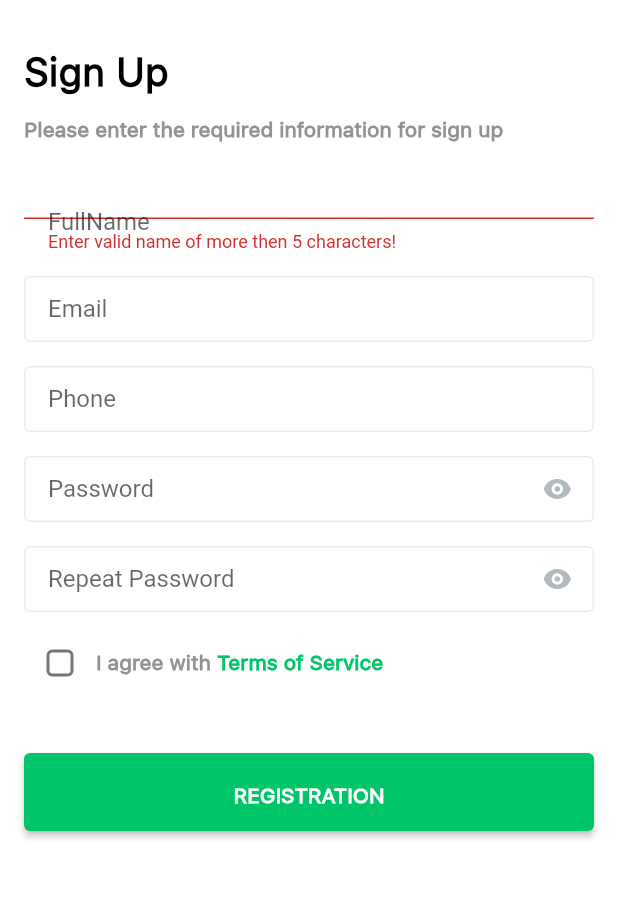
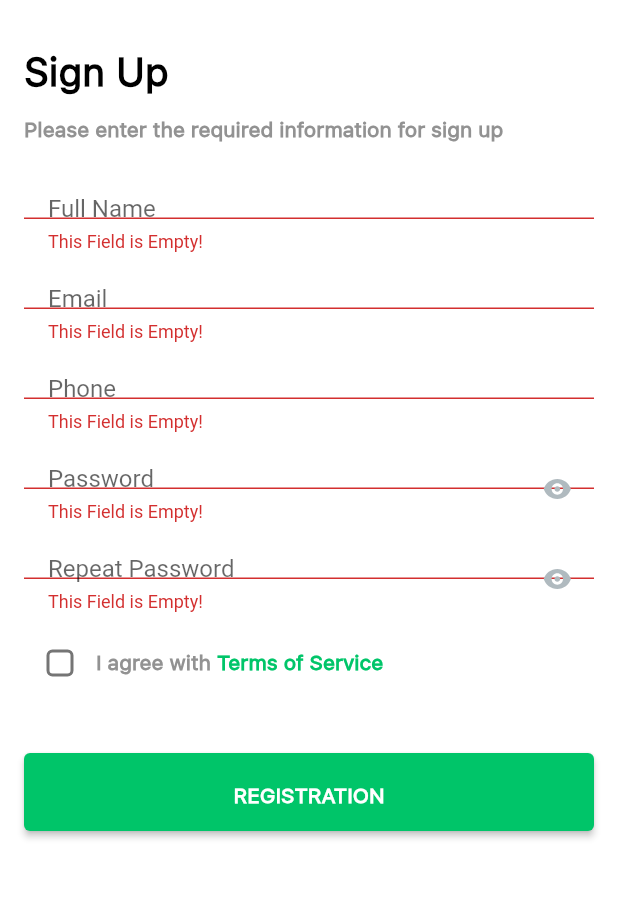
Before and after one commit to pascariandrei/PAM_Lab4, a Flutter app: the SignUpPage screen opened directly, after a tap on "REGISTRATION", on a phone screen of 412 x 824 dp, the part 108-1007 px from its top. Run offline on Flutter 3.47's test engine with Material 2 defaults, Android fonts, the phone set to English and light mode, and no system bars; our stand-ins replace dio, either_dart, email_validator, flutter_svg, get.

Commit message:
implemented login, register

```diff
--- a/lib/controllers/register_controller.dart
+++ b/lib/controllers/register_controller.dart
@@ -1,12 +1,7 @@
+import 'package:either_dart/either.dart';
 import 'package:flutter/cupertino.dart';
-import 'package:flutter/services.dart';
-import 'package:flutter_shop/controllers/sign_up_controller.dart';
-import 'package:flutter_shop/models/categories.dart';
-import 'package:flutter_shop/models/products.dart';
-import 'package:flutter_shop/models/registration_post.dart';
+import 'package:flutter_shop/controllers/api_client_controller.dart';
 import 'package:get/get.dart';
-import 'dart:convert';
-import 'dart:async';
 
 class RegController extends GetxController {
   final fullnameController = TextEditingController();
@@ -17,13 +12,21 @@ class RegController extends GetxController {
 
   bool isEqual = false;
   bool isEmty = true;
+  bool isEmail = false;
+  bool isRegistered = false;
   String error = "";
 
-  void SaveProducts() {
+  void Register() {
     if (passwordController.text == repeatpasswordController.text) {
       isEqual = true;
     } else {
       isEqual = false;
+    }
+    if (emailController.text.contains(".") &&
+        emailController.text.contains("@")) {
+      isEmail = true;
+    } else {
+      isEmail = false;
     }
     if (fullnameController.text.isEmpty ||
         emailController.text.isEmpty ||
@@ -37,19 +40,25 @@ class RegController extends GetxController {
     }
     print("fields are emty $isEmty");
     print(" password is equal $isEqual");
-    if (isEqual && !isEmty) {
-      Registration registration = Registration(
-          fullName: fullnameController.text,
-          email: emailController.text,
-          password: passwordController.text);
+    if (isEqual && !isEmty && isEmail) {
+      var userData = <String, String>{
+        "full_name": fullnameController.text,
+        "email": emailController.text,
+        "phone_number": phonenumController.text,
+        "password": passwordController.text,
+      };
 
-      Map<String, dynamic> userData = registration.toJson();
-      ApiClient().registerUser(userData);
+      var response = ApiClient().RegUser(userData);
+
+      response.fold((left) {
+        print("unsucces");
+        isRegistered = false;
+      }, (right) {
+        isRegistered = true;
+        print("succes");
+      });
     } else {
       print("not all good");
     }
   }
-
-
-
 }
--- a/lib/forgot_pswd/forgot_page.dart
+++ b/lib/forgot_pswd/forgot_page.dart
@@ -60,7 +60,7 @@ class _ForgotPswPageState extends State<ForgotPswPage> {
             const SizedBox(
               height: 44,
             ),
-            const ButtonWidget(btnText: "SEND REQUEST",),
+            const ButtonWidget(text: "SEND REQUEST"),
           ],
         ),
       ),
--- a/lib/login_page/widgets/input_widget.dart
+++ b/lib/login_page/widgets/input_widget.dart
@@ -3,12 +3,13 @@ import 'package:flutter_shop/resources/colors.dart';
 
 
 class InputWidget extends StatefulWidget {
-  const InputWidget({ required this.hintText, this.isPassword = false, this.textController,this.error }) ;
+  const InputWidget({ required this.hintText, this.isPassword = false, this.textController, this.validate }) ;
 
   final hintText;
-  final error;
+ // final error;
   final bool isPassword;
   final TextEditingController?  textController;
+  final String? Function(String?)?  validate;
 
 
   @override
@@ -18,17 +19,16 @@ class InputWidget extends StatefulWidget {
 class _InputWidgetState extends State<InputWidget> {
   @override
   Widget build(BuildContext context) {
-    return Stack(
-      children: [
-        SizedBox(
+    return SizedBox(
       height: 44,
       child:  TextFormField(
         controller: widget.textController,
         obscureText: widget.isPassword,
         enableSuggestions: false,
         autocorrect: false,
+       validator: widget.validate,
         decoration: InputDecoration(
-              errorText: widget.error,
+         // errorText: widget.error,
           enabledBorder: OutlineInputBorder(
             borderSide: BorderSide(width: 1, color: CustomColor.graywhite ),
             borderRadius: BorderRadius.circular(4.0),
@@ -38,28 +38,10 @@ class _InputWidgetState extends State<InputWidget> {
             borderRadius: BorderRadius.circular(4.0),
           ),
             hintText: "${widget.hintText}",
-              contentPadding: const EdgeInsets.symmetric( horizontal: 16),
+          contentPadding: const EdgeInsets.symmetric( horizontal: 16, vertical: 6),
 
         ),
       ),
-        ),
-          /*Positioned(
-          top: 15,
-          right: 10.46,
-          bottom: 15,
-          child: SizedBox(
-            width: 28,
-            height: 49,
-            child: RawMaterialButton(
-                onPressed: () {
-                  widget.test;
-                },
-                child: Center(
-                  child: SvgAssets.seePswd,
-                )),
-          ),
-        )*/
-      ],
     );
   }
 }
--- /dev/null
+++ b/lib/models/login_post.dart
@@ -0,0 +1,22 @@
+class Login {
+  final String? access;
+  final String? refresh;
+
+  Login({
+    required this.access,
+    required this.refresh,
+  });
+
+
+  factory Login.fromJson(Map<String, dynamic> json) => Login(
+    access:json["access"],
+    refresh:json["refresh"],
+
+  );
+}
+
+class LoginError {
+  final dynamic error;
+
+  const LoginError(this.error);
+}
--- a/lib/models/registration_post.dart
+++ b/lib/models/registration_post.dart
@@ -1,7 +1,7 @@
 class Registration {
-  final String fullName;
-  final String email;
-  final String password;
+  final String? fullName;
+  final String? email;
+  final String? password;
   final String? phoneNumber;
   final String? profilePicture;
 
@@ -9,17 +9,21 @@ class Registration {
     required this.fullName,
     required this.email,
     required this.password,
-     this.phoneNumber,
-      this.profilePicture,
+    this.phoneNumber,
+    this.profilePicture,
   });
 
-  Map<String, dynamic>  toJson() =>
-      {
-        "full_name": fullName,
-        "email": email,
-        "password": password,
-        "phone_number":phoneNumber,
-        "profile_picture":profilePicture,
-      };
+  factory Registration.fromJson(Map<String, dynamic> json) => Registration(
+        fullName: json["full_name"],
+        email: json["email"],
+        password: json["password"],
+        phoneNumber: json["phone_number"],
+        profilePicture: json["profile_picture"],
+      );
+}
 
+class RegistrationError {
+  final dynamic error;
+
+  const RegistrationError(this.error);
 }
--- /dev/null
+++ b/lib/models/user_data.dart
@@ -0,0 +1,29 @@
+class UserData {
+  final String? id;
+  final String? fullName;
+  final String? email;
+  final String? phoneNumber;
+  final String? profilePicture;
+
+  UserData({
+    required this.id,
+    required this.fullName,
+    required this.email,
+    this.phoneNumber,
+    this.profilePicture,
+  });
+
+  factory UserData.fromJson(Map<String, dynamic> json) => UserData(
+    id: json["full_name"],
+    fullName: json["email"],
+    email: json["password"],
+    phoneNumber: json["phone_number"],
+    profilePicture: json["profile_picture"],
+  );
+}
+
+class UserDataError {
+  final dynamic error;
+
+  const UserDataError(this.error);
+}
--- a/lib/resetPswd_page/reset_pswd.dart
+++ b/lib/resetPswd_page/reset_pswd.dart
@@ -119,7 +119,7 @@ class _ForgotPswPageState extends State<ResetPswd> {
               height: 44,
             ),
             const ButtonWidget(
-              btnText: "SUBMIT CHANGES",
+              text: "SUBMIT CHANGES",
             ),
           ],
         ),
--- a/lib/signup_page/signup_page.dart
+++ b/lib/signup_page/signup_page.dart
@@ -1,13 +1,15 @@
 import 'package:flutter/material.dart';
+import 'package:flutter_shop/login_page/login_page.dart';
 import 'package:flutter_shop/login_page/widgets/button_widget.dart';
 import 'package:flutter_shop/login_page/widgets/input_widget.dart';
+import 'package:flutter_shop/login_page/widgets/see_pswd_icon.dart';
 import 'package:flutter_shop/login_page/widgets/title_widget.dart';
 import 'package:flutter_shop/models/registration_post.dart';
 import 'package:flutter_shop/resources/colors.dart';
 import 'package:flutter_shop/resources/svg_assets.dart';
 import 'package:get/get.dart';
 import 'package:get/get_core/src/get_main.dart';
-
+import 'package:email_validator/email_validator.dart';
 import '../controllers/register_controller.dart';
 import '../resources/text_style.dart';
 import '../terms_page/terms_page.dart';
@@ -18,6 +20,7 @@ class SignUpPage extends StatefulWidget {
   @override
   State<SignUpPage> createState() => _ForgotPswPageState();
 }
+
 final _form = GlobalKey<FormState>();
 bool isChecked = false;
 bool _passwordVisible = false;
@@ -33,9 +36,7 @@ void initState() {
   _repeatpasswordVisible = false;
 }
 
-
 class _ForgotPswPageState extends State<SignUpPage> {
-
   @override
   Widget build(BuildContext context) {
     final RegController regController = Get.find();
@@ -83,95 +84,107 @@ void initState() {
             //InputWidget(hintText: "Full Name",textController:regController.fullnameController),
             Form(
               key: _form,
-              child: SizedBox(
-                height: 44,
-                child:  TextFormField(
-                  controller: regController.fullnameController,
-                  enableSuggestions: false,
-                  autocorrect: false,
-                  validator: (check) {
-                    if (check?.isEmpty == true   ) {
-                      return "Enter valid name of more then 5 characters!";
+              child: Column(
+                children: [
+                  InputWidget(
+                    hintText: "Full Name",
+                    textController: regController.fullnameController,
+                    validate: (check) {
+                      if (check?.isEmpty == true) {
+                        return "This Field is Empty!";
                       }
                       return null;
                     },
-                  decoration: InputDecoration(
-
-                   // errorText: widget.error,
-                    enabledBorder: OutlineInputBorder(
-                      borderSide: BorderSide(width: 1, color: CustomColor.graywhite ),
-                      borderRadius: BorderRadius.circular(4.0),
-                    ),
-                    focusedBorder:OutlineInputBorder(
-                      borderSide: BorderSide(width: 1, color: CustomColor.gray),
-                      borderRadius: BorderRadius.circular(4.0),
-                    ),
-                    hintText: "FullName",
-                    contentPadding: const EdgeInsets.symmetric( horizontal: 16),
-
-                  ),
-                ),
-              ),
                   ),
                   const SizedBox(
                     height: 16,
                   ),
-              InputWidget(hintText: "Email",textController:regController.emailController),
-              SizedBox(
+                  InputWidget(
+                    hintText: "Email",
+                    textController: regController.emailController,
+                    validate: (check) {
+                      if (check?.isEmpty == true) {
+                        return "This Field is Empty!";
+                      } else if (regController.emailController.text
+                              .contains(".") &&
+                          regController.emailController.text.contains("@")) {
+                        return null;
+                      } else {
+                        return "Incorect Email";
+                      }
+                    },
+                  ),
+                  const SizedBox(
                     height: 16,
                   ),
-              InputWidget(hintText: "Phone",textController:regController.phonenumController),
+                  InputWidget(
+                    hintText: "Phone",
+                    textController: regController.phonenumController,
+                    validate: (check) {
+                      if (check?.isEmpty == true) {
+                        return "This Field is Empty!";
+                      }
+                      return null;
+                    },
+                  ),
                   const SizedBox(
                     height: 16,
                   ),
                   Stack(children: [
-              InputWidget(hintText: "Password", isPassword:!_passwordVisible,textController:regController.passwordController,),
-              Positioned(
-                top: 15,
-                right: 10.46,
-                bottom: 15,
-                child: SizedBox(
-                  width: 28,
-                  height: 49,
-                  child: RawMaterialButton(
-                      onPressed: () {
+                    //InputWidget(hintText: "Password", isPassword:!_passwordVisible,textController:regController.passwordController,),
+                    InputWidget(
+                      hintText: "Password",
+                      isPassword: !_passwordVisible,
+                      textController: regController.passwordController,
+                      validate: (check) {
+                        if (check?.isEmpty == true) {
+                          return "This Field is Empty!";
+                        }
+                        return null;
+                      },
+                    ),
+                    SeePswdWidget(
+                      see: () {
                         setState(() {
                           _passwordVisible = !_passwordVisible;
                         });
                       },
-                      child: Center(
-                        child: SvgAssets.seePswd,
-                      )),
-                ),
                     ),
                   ]),
                   const SizedBox(
                     height: 16,
                   ),
                   Stack(children: [
-              InputWidget(hintText: "Repeat Password", isPassword:!_repeatpasswordVisible,textController:regController.repeatpasswordController),
-              Positioned(
-                top: 15,
-                right: 10.46,
-                bottom: 15,
-                child: SizedBox(
-                  width: 28,
-                  height: 49,
-                  child: RawMaterialButton(
-                      onPressed: () {
+                    InputWidget(
+                      hintText: "Repeat Password",
+                      isPassword: !_repeatpasswordVisible,
+                      textController: regController.repeatpasswordController,
+                      validate: (check) {
+                        if (check?.isEmpty == true) {
+                          return "This Field is Empty!";
+                        } else if (regController
+                                .repeatpasswordController.text !=
+                            regController.passwordController.text) {
+                          return "Passwords don't match!";
+                        }
+                        return null;
+                      },
+                    ),
+                    SeePswdWidget(
+                      see: () {
                         setState(() {
                           _repeatpasswordVisible = !_repeatpasswordVisible;
                         });
                       },
-                      child: Center(
-                        child: SvgAssets.seePswd,
-                      )),
-                ),
                     ),
                   ]),
                   const SizedBox(
                     height: 22,
                   ),
+                ],
+              ),
+            ),
+
             SizedBox(
               height: 24,
               child: Center(
@@ -217,8 +230,8 @@ void initState() {
               height: 48,
             ),
             /*ButtonWidget(
-              btnText: "REGISTRATION",
-              test: (){print(emailController.text);},
+              btnText: "test",
+              onpress:   (){regController.Register();_saveForm();},
             ),*/
             SizedBox(
               height: 52,
@@ -228,7 +241,11 @@ void initState() {
                   ),
                   fillColor: CustomColor.green,
                   // onPressed: () {_navigateToHomePage(context);},
-                  onPressed: (){regController.SaveProducts();_saveForm();},
+                  onPressed: () {
+                    regController.Register();
+                    _saveForm();
+                    !regController.isRegistered && isChecked ?  _navigateToHomePage(context) : print("error");
+                  },
                   child: Center(
                     child: Text(
                       "REGISTRATION",
@@ -248,7 +265,11 @@ void initState() {
   void _navigateToTermsPage(BuildContext context) {
     Navigator.of(context)
         .push(MaterialPageRoute(builder: (context) => const TermsPage()));
+  }void _navigateToHomePage(BuildContext context) {
+    Navigator.of(context)
+        .push(MaterialPageRoute(builder: (context) => const LoginWidget()));
   }
+
   void _saveForm() {
     final isValid = _form.currentState?.validate();
     if (!isValid!) {
--- a/lib/sms_page/sms_page.dart
+++ b/lib/sms_page/sms_page.dart
@@ -60,7 +60,7 @@ class _SmsPageState extends State<SmsPage> {
             const SizedBox(
               height: 44,
             ),
-            const ButtonWidget(btnText: "CONFIRM ACCOUNT",),
+            const ButtonWidget(text: "CONFIRM ACCOUNT",),
             const SizedBox(
               height: 16,
             ),
--- a/pubspec.yaml
+++ b/pubspec.yaml
@@ -40,7 +40,8 @@ dependencies:
   http: ^0.13.5
   infinite_scroll_pagination: ^3.2.0
   dio: ^4.0.6
-
+  email_validator: ^2.0.1
+  either_dart: ^0.3.0
 dev_dependencies:
   flutter_test:
     sdk: flutter
```
Also changed, not shown: lib/controllers/api_client_controller.dart (added, +73 -0 lines), lib/controllers/login_controller.dart (added, +72 -0 lines), lib/controllers/sign_up_controller.dart (deleted, +0 -25 lines), lib/login_page/login_page.dart (+65 -37 lines), lib/login_page/widgets/button_widget.dart (+11 -8 lines), lib/login_page/widgets/see_pswd_icon.dart (+3 -4 lines), lib/models/get_token.dart (added, +14 -0 lines), pubspec.lock. Lines whose indentation alone changed are shown as unchanged.
